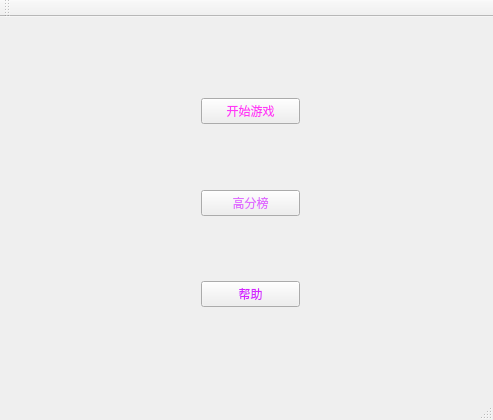
Qt form mainwindow.ui (UI233/Crystal-and-Puzzle) before a commit.
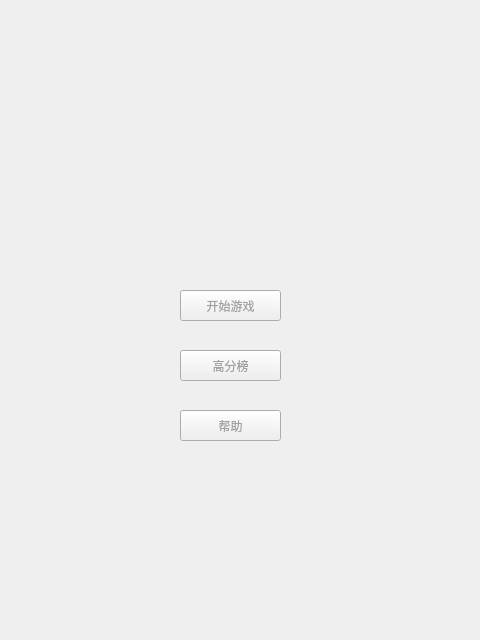
The same form after that commit. Icons and pictures are not drawn.

Diff of the .ui file:
```diff
--- a/mainwindow.ui
+++ b/mainwindow.ui
@@ -6,110 +6,81 @@
    <rect>
     <x>0</x>
     <y>0</y>
-    <width>493</width>
-    <height>420</height>
+    <width>480</width>
+    <height>640</height>
    </rect>
   </property>
+  <property name="sizePolicy">
+   <sizepolicy hsizetype="Fixed" vsizetype="Fixed">
+    <horstretch>0</horstretch>
+    <verstretch>0</verstretch>
+   </sizepolicy>
+  </property>
   <property name="windowTitle">
    <string>MainWindow</string>
   </property>
+  <property name="toolTipDuration">
+   <number>-2</number>
+  </property>
+  <property name="styleSheet">
+   <string notr="true">background-image: url(:/Resources/Resources/menu_background.bmp); </string>
+  </property>
   <widget class="QWidget" name="centralWidget">
-   <widget class="QWidget" name="">
+   <widget class="QPushButton" name="StGame">
     <property name="geometry">
      <rect>
-      <x>190</x>
-      <y>70</y>
-      <width>121</width>
-      <height>231</height>
+      <x>180</x>
+      <y>290</y>
+      <width>101</width>
+      <height>31</height>
      </rect>
     </property>
-    <layout class="QVBoxLayout" name="verticalLayout">
-     <item>
-      <widget class="QPushButton" name="pushButton">
        <property name="styleSheet">
         <string notr="true">font: 9pt &quot;方正姚体&quot;;
-color: rgb(255, 57, 246);
-background-image: url(:/Resources/Resources/button1.bmp);
-</string>
+color: rgb(161, 161, 161);
+background-image: url(:/Resources/Resources/button2.bmp);</string>
        </property>
        <property name="text">
         <string>开始游戏</string>
        </property>
       </widget>
-     </item>
-     <item>
-      <spacer name="verticalSpacer_2">
-       <property name="orientation">
-        <enum>Qt::Vertical</enum>
-       </property>
-       <property name="sizeHint" stdset="0">
-        <size>
-         <width>28</width>
-         <height>48</height>
-        </size>
-       </property>
-      </spacer>
-     </item>
-     <item>
-      <widget class="QPushButton" name="pushButton_2">
+   <widget class="QPushButton" name="highscore">
+    <property name="geometry">
+     <rect>
+      <x>180</x>
+      <y>350</y>
+      <width>101</width>
+      <height>31</height>
+     </rect>
+    </property>
        <property name="styleSheet">
         <string notr="true">font: 9pt &quot;方正姚体&quot;;
-color: rgb(224, 111, 255);
-background-image: url(:/Resources/Resources/button2.bmp);
-</string>
+color: rgb(161, 161, 161);
+background-image: url(:/Resources/Resources/button2.bmp);</string>
        </property>
        <property name="text">
         <string>高分榜</string>
        </property>
       </widget>
-     </item>
-     <item>
-      <spacer name="verticalSpacer">
-       <property name="orientation">
-        <enum>Qt::Vertical</enum>
-       </property>
-       <property name="sizeHint" stdset="0">
-        <size>
-         <width>18</width>
-         <height>48</height>
-        </size>
-       </property>
-      </spacer>
-     </item>
-     <item>
-      <widget class="QPushButton" name="pushButton_3">
+   <widget class="QPushButton" name="helpme">
+    <property name="geometry">
+     <rect>
+      <x>180</x>
+      <y>410</y>
+      <width>101</width>
+      <height>31</height>
+     </rect>
+    </property>
        <property name="styleSheet">
         <string notr="true">font: 9pt &quot;方正姚体&quot;;
-color : rgb(212, 37, 255);
-background-image: url(:/Resources/Resources/button1.bmp);</string>
+color: rgb(161, 161, 161);
+background-image: url(:/Resources/Resources/button2.bmp);</string>
        </property>
        <property name="text">
         <string>帮助</string>
        </property>
       </widget>
-     </item>
-    </layout>
-   </widget>
-  </widget>
-  <widget class="QMenuBar" name="menuBar">
-   <property name="geometry">
-    <rect>
-     <x>0</x>
-     <y>0</y>
-     <width>493</width>
-     <height>26</height>
-    </rect>
-   </property>
-  </widget>
-  <widget class="QToolBar" name="mainToolBar">
-   <attribute name="toolBarArea">
-    <enum>TopToolBarArea</enum>
-   </attribute>
-   <attribute name="toolBarBreak">
-    <bool>false</bool>
-   </attribute>
-  </widget>
-  <widget class="QStatusBar" name="statusBar"/>
+  </widget>
  </widget>
  <layoutdefault spacing="6" margin="11"/>
  <resources/>
```
Lines whose indentation alone changed are shown as unchanged.
